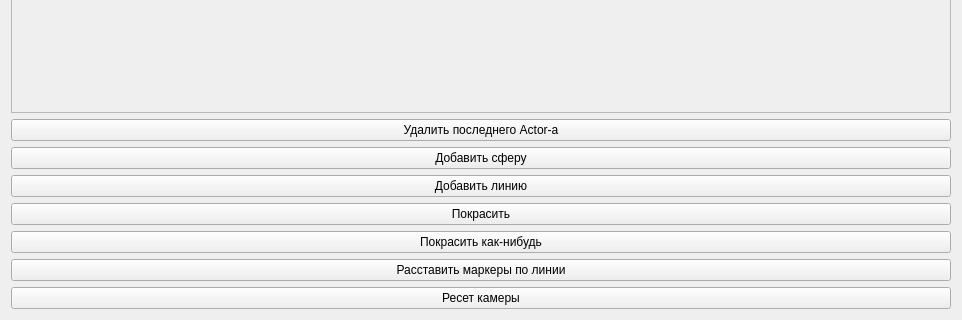
Old version of the form measurementwindow.ui in the repository Unchpokable/vtk3Dmodule; both pictures show x 0 to 962 and y 382 to 702 of the 962 by 702 pixel window.
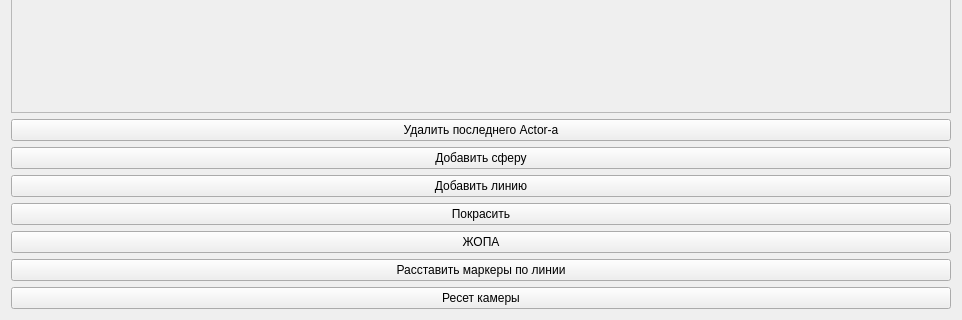
New version of the form. Custom widgets are drawn as their Qt base class.

What changed in the file:
```diff
--- a/measurementwindow.ui
+++ b/measurementwindow.ui
@@ -80,7 +80,7 @@
     <item row="5" column="0">
      <widget class="QPushButton" name="paintSomehowButton">
       <property name="text">
-       <string>Покрасить как-нибудь</string>
+       <string>ЖОПА</string>
       </property>
      </widget>
     </item>
```
